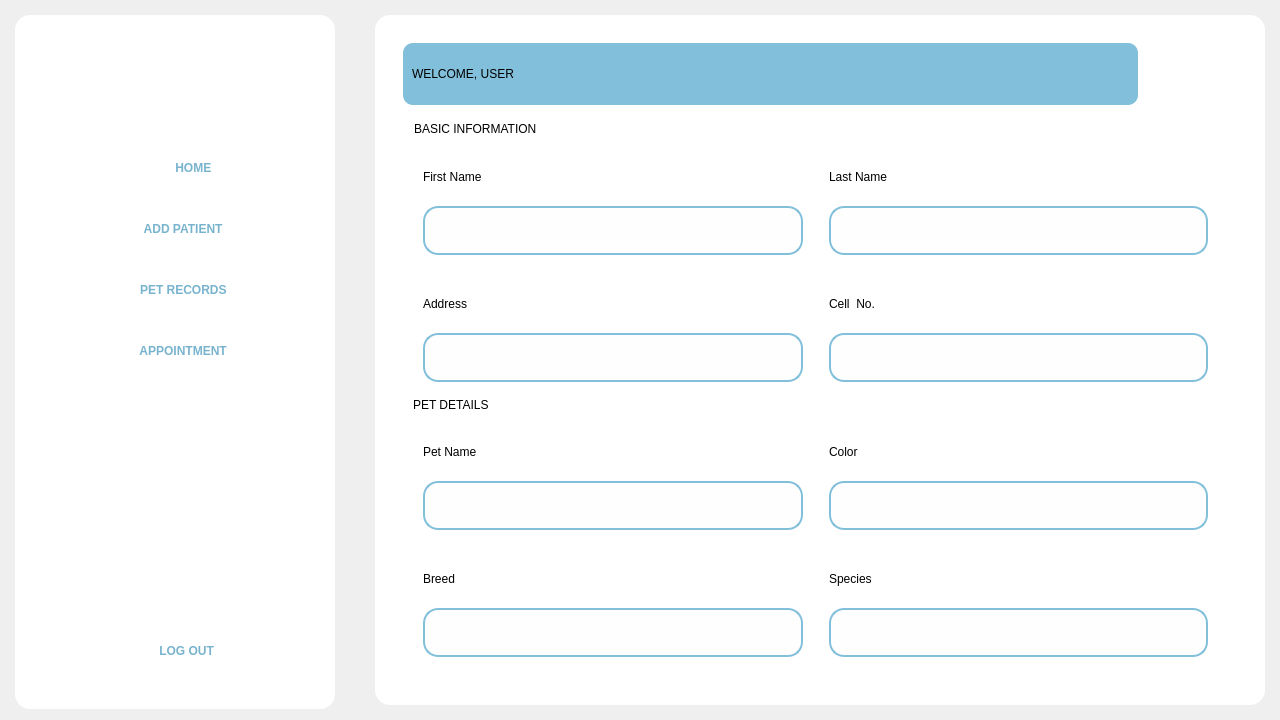
The window that Frontend/Home.ui (rmmln/Petmate-Desktop-Application) describes before a commit, drawn with Qt 5.
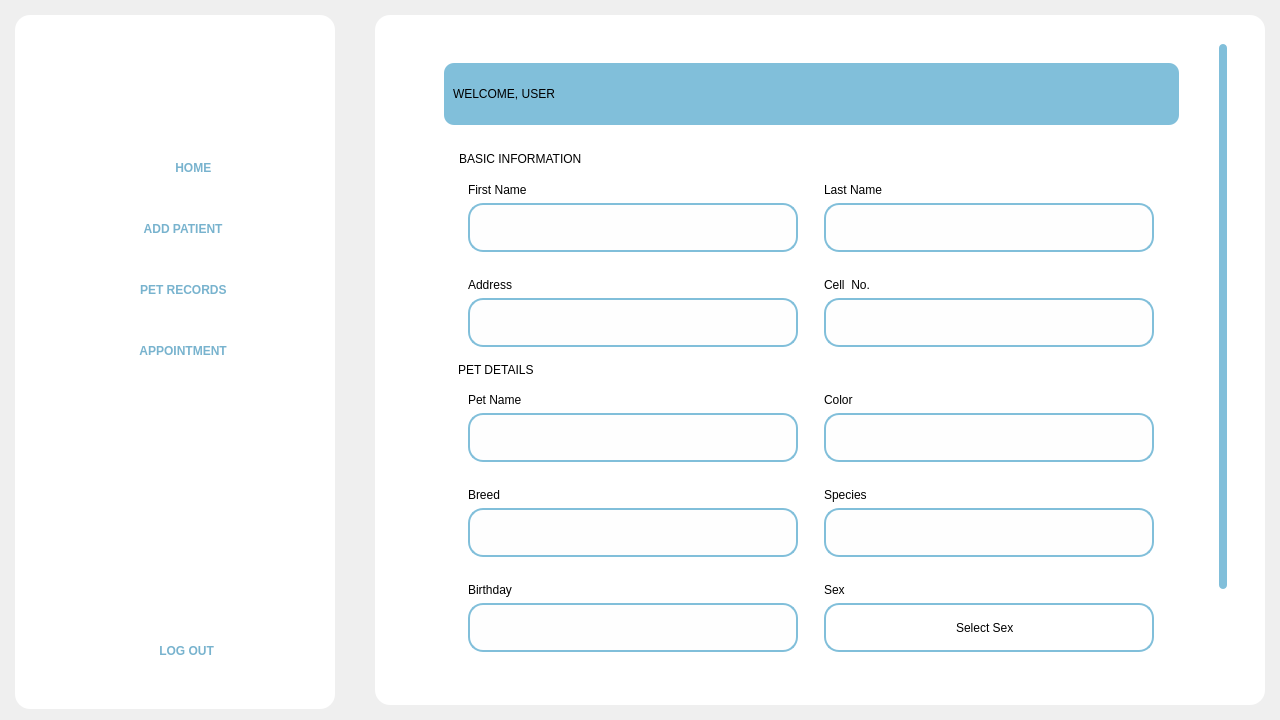
The same window after the commit. Icons and pictures are not drawn.

Diff of the .ui file:
```diff
--- a/Frontend/Home.ui
+++ b/Frontend/Home.ui
@@ -1075,6 +1075,59 @@
                 <widget class="QWidget" name="page">
                  <layout class="QVBoxLayout" name="verticalLayout_9">
                   <item>
+                   <widget class="QScrollArea" name="scrollArea">
+                    <property name="styleSheet">
+                     <string notr="true">QScrollBar:vertical {
+    border: none;
+    background: white; 
+    width: 8px;
+    margin: 0px;
+}
+
+QScrollBar::handle:vertical {
+    background: #81BFDA; /* Scrollbar color */
+    max-height: 15px;
+    border-radius: 4px;
+}
+
+QScrollBar::handle:vertical:hover {
+    background: #2980b9; 
+}
+
+
+QScrollBar::add-line:vertical, 
+QScrollBar::sub-line:vertical, 
+QScrollBar::up-arrow:vertical, 
+QScrollBar::down-arrow:vertical, 
+QScrollBar::add-page:vertical, 
+QScrollBar::sub-page:vertical {
+    background: none;
+    height: 0px;
+}</string>
+                    </property>
+                    <property name="widgetResizable">
+                     <bool>true</bool>
+                    </property>
+                    <widget class="QWidget" name="scrollAreaWidgetContents_5">
+                     <property name="geometry">
+                      <rect>
+                       <x>0</x>
+                       <y>-188</y>
+                       <width>815</width>
+                       <height>820</height>
+                      </rect>
+                     </property>
+                     <layout class="QVBoxLayout" name="verticalLayout_27">
+                      <item alignment="Qt::AlignHCenter">
+                       <widget class="QFrame" name="frame_4">
+                        <property name="frameShape">
+                         <enum>QFrame::StyledPanel</enum>
+                        </property>
+                        <property name="frameShadow">
+                         <enum>QFrame::Raised</enum>
+                        </property>
+                        <layout class="QVBoxLayout" name="verticalLayout_28">
+                         <item>
                    <widget class="QFrame" name="frame_3">
                     <property name="minimumSize">
                      <size>
@@ -1103,6 +1156,9 @@
                      <enum>QFrame::Raised</enum>
                     </property>
                     <layout class="QHBoxLayout" name="horizontalLayout">
+                            <property name="rightMargin">
+                             <number>20</number>
+                            </property>
                      <item>
                       <widget class="QLabel" name="label_3">
                        <property name="styleSheet">
@@ -1145,16 +1201,34 @@
                     </layout>
                    </widget>
                   </item>
-                  <item>
+                        </layout>
+                       </widget>
+                      </item>
+                      <item alignment="Qt::AlignHCenter">
                    <widget class="QFrame" name="DetailsInput">
+                        <property name="styleSheet">
+                         <string notr="true">QLabel{
+	color:balack;
+}
+QLineEdit{
+	border:none;
+	border-radius: 15px;
+	border:2px solid #81BFDA;
+	background-color: rgb(254, 254, 254)
+
+}
+QLineEdit:focus{
+	background-color:rgb(220, 220, 220)
+}</string>
+                        </property>
                     <property name="frameShape">
                      <enum>QFrame::StyledPanel</enum>
                     </property>
                     <property name="frameShadow">
                      <enum>QFrame::Raised</enum>
                     </property>
-                    <layout class="QGridLayout" name="gridLayout_3">
-                     <item row="0" column="0" colspan="2">
+                        <layout class="QGridLayout" name="gridLayout_4">
+                         <item row="0" column="0">
                       <widget class="QFrame" name="frame_9">
                        <property name="frameShape">
                         <enum>QFrame::StyledPanel</enum>
@@ -1188,8 +1262,8 @@
                        </layout>
                       </widget>
                      </item>
-                     <item row="5" column="0">
-                      <widget class="QFrame" name="BreedFrame">
+                         <item row="1" column="0">
+                          <widget class="QFrame" name="FirstNameFrame">
                        <property name="sizePolicy">
                         <sizepolicy hsizetype="Expanding" vsizetype="Expanding">
                          <horstretch>0</horstretch>
@@ -1202,19 +1276,19 @@
                        <property name="frameShadow">
                         <enum>QFrame::Raised</enum>
                        </property>
-                       <layout class="QVBoxLayout" name="verticalLayout_20">
+                           <layout class="QVBoxLayout" name="verticalLayout_13">
                         <item>
-                         <widget class="QLabel" name="label_18">
+                             <widget class="QLabel" name="label_4">
                           <property name="styleSheet">
                            <string notr="true">font: 57  12pt &quot;Montserrat Medium&quot;;</string>
                           </property>
                           <property name="text">
-                           <string>Breed</string>
+                               <string>First Name</string>
                           </property>
                          </widget>
                         </item>
                         <item>
-                         <widget class="QLineEdit" name="Breed">
+                             <widget class="QLineEdit" name="FirstName">
                           <property name="minimumSize">
                            <size>
                             <width>330</width>
@@ -1223,13 +1297,76 @@
                           </property>
                           <property name="styleSheet">
                            <string notr="true">QLineEdit{
+	font: 63 12pt &quot;Montserrat SemiBold&quot;;
+	color:rgb(25, 25, 25);
+	border:none;
+	border-radius: 15px;
+	border:2px solid #81BFDA;
+	background-color: rgb(254, 254, 254);
+
+}
+QLineEdit:focus{
+	background-color:rgb(230, 230, 230)
+}</string>
+                              </property>
+                              <property name="alignment">
+                               <set>Qt::AlignCenter</set>
+                              </property>
+                             </widget>
+                            </item>
+                           </layout>
+                          </widget>
+                         </item>
+                         <item row="1" column="1">
+                          <widget class="QFrame" name="LastNameFrame">
+                           <property name="sizePolicy">
+                            <sizepolicy hsizetype="Expanding" vsizetype="Expanding">
+                             <horstretch>0</horstretch>
+                             <verstretch>0</verstretch>
+                            </sizepolicy>
+                           </property>
+                           <property name="frameShape">
+                            <enum>QFrame::StyledPanel</enum>
+                           </property>
+                           <property name="frameShadow">
+                            <enum>QFrame::Raised</enum>
+                           </property>
+                           <layout class="QVBoxLayout" name="verticalLayout_14">
+                            <item>
+                             <widget class="QLabel" name="label_5">
+                              <property name="styleSheet">
+                               <string notr="true">font: 57  12pt &quot;Montserrat Medium&quot;;</string>
+                              </property>
+                              <property name="text">
+                               <string>Last Name</string>
+                              </property>
+                             </widget>
+                            </item>
+                            <item>
+                             <widget class="QLineEdit" name="LastName">
+                              <property name="minimumSize">
+                               <size>
+                                <width>330</width>
+                                <height>49</height>
+                               </size>
+                              </property>
+                              <property name="styleSheet">
+                               <string notr="true">QLineEdit{
+	font: 63 12pt &quot;Montserrat SemiBold&quot;;
+	color:rgb(25, 25, 25);
 	border:none;
 	border-radius: 15px;
 	border:2px solid #81BFDA;
 	background-color: rgb(254, 254, 254)
 
+}
+QLineEdit:focus{
+	background-color:rgb(220, 220, 220)
 }</string>
                           </property>
+                              <property name="alignment">
+                               <set>Qt::AlignCenter</set>
+                              </property>
                          </widget>
                         </item>
                        </layout>
@@ -1270,18 +1407,91 @@
                           </property>
                           <property name="styleSheet">
                            <string notr="true">QLineEdit{
+	font: 63 12pt &quot;Montserrat SemiBold&quot;;
+	color:rgb(25, 25, 25);
 	border:none;
 	border-radius: 15px;
 	border:2px solid #81BFDA;
 	background-color: rgb(254, 254, 254)
 
+}
+QLineEdit:focus{
+	background-color:rgb(220, 220, 220)
 }</string>
                           </property>
+                              <property name="alignment">
+                               <set>Qt::AlignCenter</set>
+                              </property>
                          </widget>
                         </item>
                        </layout>
                       </widget>
                      </item>
+                         <item row="2" column="1">
+                          <widget class="QFrame" name="CellNoFrame">
+                           <property name="sizePolicy">
+                            <sizepolicy hsizetype="Expanding" vsizetype="Expanding">
+                             <horstretch>0</horstretch>
+                             <verstretch>0</verstretch>
+                            </sizepolicy>
+                           </property>
+                           <property name="frameShape">
+                            <enum>QFrame::StyledPanel</enum>
+                           </property>
+                           <property name="frameShadow">
+                            <enum>QFrame::Raised</enum>
+                           </property>
+                           <layout class="QVBoxLayout" name="verticalLayout_16">
+                            <item>
+                             <widget class="QLabel" name="label_11">
+                              <property name="styleSheet">
+                               <string notr="true">font: 57  12pt &quot;Montserrat Medium&quot;;</string>
+                              </property>
+                              <property name="text">
+                               <string>Cell  No.</string>
+                              </property>
+                             </widget>
+                            </item>
+                            <item>
+                             <widget class="QLineEdit" name="CellNo">
+                              <property name="minimumSize">
+                               <size>
+                                <width>330</width>
+                                <height>49</height>
+                               </size>
+                              </property>
+                              <property name="styleSheet">
+                               <string notr="true">QLineEdit{
+	font: 63 12pt &quot;Montserrat SemiBold&quot;;
+	color:rgb(25, 25, 25);
+	border:none;
+	border-radius: 15px;
+	border:2px solid #81BFDA;
+	background-color: rgb(254, 254, 254)
+
+}
+QLineEdit:focus{
+	background-color:rgb(220, 220, 220)
+}</string>
+                              </property>
+                              <property name="alignment">
+                               <set>Qt::AlignCenter</set>
+                              </property>
+                             </widget>
+                            </item>
+                           </layout>
+                          </widget>
+                         </item>
+                         <item row="3" column="0">
+                          <widget class="QLabel" name="label_15">
+                           <property name="styleSheet">
+                            <string notr="true">font: 87 12pt &quot;Montserrat Black&quot;;</string>
+                           </property>
+                           <property name="text">
+                            <string>PET DETAILS</string>
+                           </property>
+                          </widget>
+                         </item>
                      <item row="4" column="0">
                       <widget class="QFrame" name="PetNameFrame">
                        <property name="sizePolicy">
@@ -1317,59 +1527,20 @@
                           </property>
                           <property name="styleSheet">
                            <string notr="true">QLineEdit{
+	font: 63 12pt &quot;Montserrat SemiBold&quot;;
+	color:rgb(25, 25, 25);
 	border:none;
 	border-radius: 15px;
 	border:2px solid #81BFDA;
 	background-color: rgb(254, 254, 254)
 
+}
+QLineEdit:focus{
+	background-color:rgb(220, 220, 220)
 }</string>
                           </property>
-                         </widget>
-                        </item>
-                       </layout>
-                      </widget>
-                     </item>
-                     <item row="5" column="1">
-                      <widget class="QFrame" name="SpeciesFrame">
-                       <property name="sizePolicy">
-                        <sizepolicy hsizetype="Expanding" vsizetype="Expanding">
-                         <horstretch>0</horstretch>
-                         <verstretch>0</verstretch>
-                        </sizepolicy>
-                       </property>
-                       <property name="frameShape">
-                        <enum>QFrame::StyledPanel</enum>
-                       </property>
-                       <property name="frameShadow">
-                        <enum>QFrame::Raised</enum>
-                       </property>
-                       <layout class="QVBoxLayout" name="verticalLayout_21">
-                        <item>
-                         <widget class="QLabel" name="label_19">
-                          <property name="styleSheet">
-                           <string notr="true">font: 57  12pt &quot;Montserrat Medium&quot;;</string>
-                          </property>
-                          <property name="text">
-                           <string>Species</string>
-                          </property>
-                         </widget>
-                        </item>
-                        <item>
-                         <widget class="QLineEdit" name="Species">
-                          <property name="minimumSize">
-                           <size>
-                            <width>330</width>
-                            <height>49</height>
-                           </size>
-                          </property>
-                          <property name="styleSheet">
-                           <string notr="true">QLineEdit{
-	border:none;
-	border-radius: 15px;
-	border:2px solid #81BFDA;
-	background-color: rgb(254, 254, 254)
-
-}</string>
+                              <property name="alignment">
+                               <set>Qt::AlignCenter</set>
                           </property>
                          </widget>
                         </item>
@@ -1411,20 +1582,28 @@
                           </property>
                           <property name="styleSheet">
                            <string notr="true">QLineEdit{
+	font: 63 12pt &quot;Montserrat SemiBold&quot;;
+	color:rgb(25, 25, 25);
 	border:none;
 	border-radius: 15px;
 	border:2px solid #81BFDA;
 	background-color: rgb(254, 254, 254)
 
+}
+QLineEdit:focus{
+	background-color:rgb(220, 220, 220)
 }</string>
                           </property>
+                              <property name="alignment">
+                               <set>Qt::AlignCenter</set>
+                              </property>
                          </widget>
                         </item>
                        </layout>
                       </widget>
                      </item>
-                     <item row="2" column="1">
-                      <widget class="QFrame" name="CellNoFrame">
+                         <item row="5" column="0">
+                          <widget class="QFrame" name="BreedFrame">
                        <property name="sizePolicy">
                         <sizepolicy hsizetype="Expanding" vsizetype="Expanding">
                          <horstretch>0</horstretch>
@@ -1437,19 +1616,19 @@
                        <property name="frameShadow">
                         <enum>QFrame::Raised</enum>
                        </property>
-                       <layout class="QVBoxLayout" name="verticalLayout_16">
+                           <layout class="QVBoxLayout" name="verticalLayout_20">
                         <item>
-                         <widget class="QLabel" name="label_11">
+                             <widget class="QLabel" name="label_18">
                           <property name="styleSheet">
                            <string notr="true">font: 57  12pt &quot;Montserrat Medium&quot;;</string>
                           </property>
                           <property name="text">
-                           <string>Cell  No.</string>
+                               <string>Breed</string>
                           </property>
                          </widget>
                         </item>
                         <item>
-                         <widget class="QLineEdit" name="CellNo">
+                             <widget class="QLineEdit" name="Breed">
                           <property name="minimumSize">
                            <size>
                             <width>330</width>
@@ -1458,30 +1637,83 @@
                           </property>
                           <property name="styleSheet">
                            <string notr="true">QLineEdit{
+	font: 63 12pt &quot;Montserrat SemiBold&quot;;
+	color:rgb(25, 25, 25);
 	border:none;
 	border-radius: 15px;
 	border:2px solid #81BFDA;
 	background-color: rgb(254, 254, 254)
 
+}
+QLineEdit:focus{
+	background-color:rgb(220, 220, 220)
 }</string>
                           </property>
+                              <property name="alignment">
+                               <set>Qt::AlignCenter</set>
+                              </property>
                          </widget>
                         </item>
                        </layout>
                       </widget>
                      </item>
-                     <item row="3" column="0" alignment="Qt::AlignLeft">
-                      <widget class="QLabel" name="label_15">
+                         <item row="5" column="1">
+                          <widget class="QFrame" name="SpeciesFrame">
+                           <property name="sizePolicy">
+                            <sizepolicy hsizetype="Expanding" vsizetype="Expanding">
+                             <horstretch>0</horstretch>
+                             <verstretch>0</verstretch>
+                            </sizepolicy>
+                           </property>
+                           <property name="frameShape">
+                            <enum>QFrame::StyledPanel</enum>
+                           </property>
+                           <property name="frameShadow">
+                            <enum>QFrame::Raised</enum>
+                           </property>
+                           <layout class="QVBoxLayout" name="verticalLayout_21">
+                            <item>
+                             <widget class="QLabel" name="label_19">
                        <property name="styleSheet">
-                        <string notr="true">font: 87 12pt &quot;Montserrat Black&quot;;</string>
+                               <string notr="true">font: 57  12pt &quot;Montserrat Medium&quot;;</string>
                        </property>
                        <property name="text">
-                        <string>PET DETAILS</string>
+                               <string>Species</string>
                        </property>
                       </widget>
                      </item>
-                     <item row="1" column="1">
-                      <widget class="QFrame" name="LastNameFrame">
+                            <item>
+                             <widget class="QLineEdit" name="Species">
+                              <property name="minimumSize">
+                               <size>
+                                <width>330</width>
+                                <height>49</height>
+                               </size>
+                              </property>
+                              <property name="styleSheet">
+                               <string notr="true">QLineEdit{
+	font: 63 12pt &quot;Montserrat SemiBold&quot;;
+	color:rgb(25, 25, 25);
+	border:none;
+	border-radius: 15px;
+	border:2px solid #81BFDA;
+	background-color: rgb(254, 254, 254)
+
+}
+QLineEdit:focus{
+	background-color:rgb(220, 220, 220)
+}</string>
+                              </property>
+                              <property name="alignment">
+                               <set>Qt::AlignCenter</set>
+                              </property>
+                             </widget>
+                            </item>
+                           </layout>
+                          </widget>
+                         </item>
+                         <item row="6" column="0">
+                          <widget class="QFrame" name="BreedFrame_2">
                        <property name="sizePolicy">
                         <sizepolicy hsizetype="Expanding" vsizetype="Expanding">
                          <horstretch>0</horstretch>
@@ -1494,19 +1726,19 @@
                        <property name="frameShadow">
                         <enum>QFrame::Raised</enum>
                        </property>
-                       <layout class="QVBoxLayout" name="verticalLayout_14">
+                           <layout class="QVBoxLayout" name="verticalLayout_29">
                         <item>
-                         <widget class="QLabel" name="label_5">
+                             <widget class="QLabel" name="label_25">
                           <property name="styleSheet">
                            <string notr="true">font: 57  12pt &quot;Montserrat Medium&quot;;</string>
                           </property>
                           <property name="text">
-                           <string>Last Name</string>
+                               <string>Birthday</string>
                           </property>
                          </widget>
                         </item>
                         <item>
-                         <widget class="QLineEdit" name="LastName">
+                             <widget class="QLineEdit" name="Breed_5">
                           <property name="minimumSize">
                            <size>
                             <width>330</width>
@@ -1515,45 +1747,214 @@
                           </property>
                           <property name="styleSheet">
                            <string notr="true">QLineEdit{
+	font: 63 12pt &quot;Montserrat SemiBold&quot;;
+	color:rgb(25, 25, 25);
 	border:none;
 	border-radius: 15px;
 	border:2px solid #81BFDA;
 	background-color: rgb(254, 254, 254)
 
+}
+QLineEdit:focus{
+	background-color:rgb(220, 220, 220)
 }</string>
                           </property>
                          </widget>
                         </item>
                        </layout>
+                          </widget>
+                         </item>
+                         <item row="6" column="1">
+                          <widget class="QFrame" name="BreedFrame_4">
+                           <property name="sizePolicy">
+                            <sizepolicy hsizetype="Expanding" vsizetype="Expanding">
+                             <horstretch>0</horstretch>
+                             <verstretch>0</verstretch>
+                            </sizepolicy>
+                           </property>
+                           <property name="frameShape">
+                            <enum>QFrame::StyledPanel</enum>
+                           </property>
+                           <property name="frameShadow">
+                            <enum>QFrame::Raised</enum>
+                           </property>
+                           <layout class="QVBoxLayout" name="verticalLayout_31">
+                            <item>
+                             <widget class="QLabel" name="label_27">
+                              <property name="styleSheet">
+                               <string notr="true">font: 57  12pt &quot;Montserrat Medium&quot;;</string>
+                              </property>
+                              <property name="text">
+                               <string>Sex</string>
+                              </property>
+                             </widget>
+                            </item>
+                            <item>
+                             <widget class="QComboBox" name="comboGender">
+                              <property name="minimumSize">
+                               <size>
+                                <width>330</width>
+                                <height>49</height>
+                               </size>
+                              </property>
+                              <property name="styleSheet">
+                               <string notr="true">QComboBox {
+        background-color: #ffffff; 
+        border: 2px solid #81BFDA; 
+        border-radius: 15px;
+        padding-left: 130;
+        font: 63 12pt &quot;Montserrat SemiBold&quot;;
+		color:black;
+    }
+
+QComboBox::item:selected { 
+	color: black;
+ }
+QComboBox::item:!selected {
+ 	color: gray; 
+}
+QComboBox::drop-down {
+        border: none;
+        background: none;
+        width: 30px;
+    }
+
+ QComboBox QAbstractItemView {
+        background-color: white;
+        border: 1px solid #81BFDA;
+		border-radius:2px;
+        selection-background-color: #3498db; 
+        selection-color: black;
+		color: black;
+		
+	font: 63 8pt &quot;Montserrat SemiBold&quot;;
+    }
+
+</string>
+                              </property>
+                              <property name="editable">
+                               <bool>false</bool>
+                              </property>
+                              <property name="currentText">
+                               <string>Select Sex</string>
+                              </property>
+                              <property name="currentIndex">
+                               <number>0</number>
+                              </property>
+                              <property name="maxVisibleItems">
+                               <number>10</number>
+                              </property>
+                              <item>
+                               <property name="text">
+                                <string>Select Sex</string>
+                               </property>
+                              </item>
+                              <item>
+                               <property name="text">
+                                <string>Male</string>
+                               </property>
+                              </item>
+                              <item>
+                               <property name="text">
+                                <string>Female</string>
+                               </property>
+                              </item>
+                             </widget>
+                            </item>
+                           </layout>
+                          </widget>
+                         </item>
+                         <item row="7" column="0">
+                          <widget class="QFrame" name="BreedFrame_3">
+                           <property name="sizePolicy">
+                            <sizepolicy hsizetype="Expanding" vsizetype="Expanding">
+                             <horstretch>0</horstretch>
+                             <verstretch>0</verstretch>
+                            </sizepolicy>
+                           </property>
+                           <property name="frameShape">
+                            <enum>QFrame::StyledPanel</enum>
+                           </property>
+                           <property name="frameShadow">
+                            <enum>QFrame::Raised</enum>
+                           </property>
+                           <layout class="QVBoxLayout" name="verticalLayout_30">
+                            <item>
+                             <widget class="QLabel" name="label_26">
+                              <property name="styleSheet">
+                               <string notr="true">font: 57  12pt &quot;Montserrat Medium&quot;;</string>
+                              </property>
+                              <property name="text">
+                               <string>Breed</string>
+                              </property>
+                             </widget>
+                            </item>
+                            <item>
+                             <widget class="QLineEdit" name="Breed_6">
+                              <property name="minimumSize">
+                               <size>
+                                <width>330</width>
+                                <height>49</height>
+                               </size>
+                              </property>
+                              <property name="styleSheet">
+                               <string notr="true">QLineEdit{
+	font: 63 12pt &quot;Montserrat SemiBold&quot;;
+	color:rgb(25, 25, 25);
+	border:none;
+	border-radius: 15px;
+	border:2px solid #81BFDA;
+	background-color: rgb(254, 254, 254)
+
+}
+QLineEdit:focus{
+	background-color:rgb(220, 220, 220)
+}</string>
+                              </property>
+                             </widget>
+                            </item>
+                           </layout>
+                          </widget>
+                         </item>
+                         <item row="7" column="1">
+                          <widget class="QFrame" name="BreedFrame_5">
+                           <property name="sizePolicy">
+                            <sizepolicy hsizetype="Expanding" vsizetype="Expanding">
+                             <horstretch>0</horstretch>
+                             <verstretch>0</verstretch>
+                            </sizepolicy>
+                           </property>
+                           <property name="styleSheet">
+                            <string notr="true">QLineEdit{
+	border:none;
+	border-radius: 15px;
+	border:2px solid #81BFDA;
+	background-color: rgb(254, 254, 254)
+
+}
+QLineEdit:focus{
+	background-color:rgb(220, 220, 220)
+}</string>
+                           </property>
+                           <property name="frameShape">
+                            <enum>QFrame::StyledPanel</enum>
+                           </property>
+                           <property name="frameShadow">
+                            <enum>QFrame::Raised</enum>
+                           </property>
+                           <layout class="QGridLayout" name="gridLayout_3">
+                            <item row="0" column="0">
+                             <widget class="QLabel" name="label_28">
+                              <property name="styleSheet">
+                               <string notr="true">font: 57  12pt &quot;Montserrat Medium&quot;;</string>
+                              </property>
+                              <property name="text">
+                               <string>Breed</string>
+                              </property>
                       </widget>
                      </item>
                      <item row="1" column="0">
-                      <widget class="QFrame" name="FirstNameFrame">
-                       <property name="sizePolicy">
-                        <sizepolicy hsizetype="Expanding" vsizetype="Expanding">
-                         <horstretch>0</horstretch>
-                         <verstretch>0</verstretch>
-                        </sizepolicy>
-                       </property>
-                       <property name="frameShape">
-                        <enum>QFrame::StyledPanel</enum>
-                       </property>
-                       <property name="frameShadow">
-                        <enum>QFrame::Raised</enum>
-                       </property>
-                       <layout class="QVBoxLayout" name="verticalLayout_13">
-                        <item>
-                         <widget class="QLabel" name="label_4">
-                          <property name="styleSheet">
-                           <string notr="true">font: 57  12pt &quot;Montserrat Medium&quot;;</string>
-                          </property>
-                          <property name="text">
-                           <string>First Name</string>
-                          </property>
-                         </widget>
-                        </item>
-                        <item>
-                         <widget class="QLineEdit" name="FirstName">
+                             <widget class="QLineEdit" name="Breed_8">
                           <property name="minimumSize">
                            <size>
                             <width>330</width>
@@ -1575,6 +1976,10 @@
                       </widget>
                      </item>
                     </layout>
+                       </widget>
+                      </item>
+                     </layout>
+                    </widget>
                    </widget>
                   </item>
                  </layout>
```
Left out of the diff: 5 changed lines with no effect on the pictures. Lines whose indentation alone changed are shown as unchanged.
